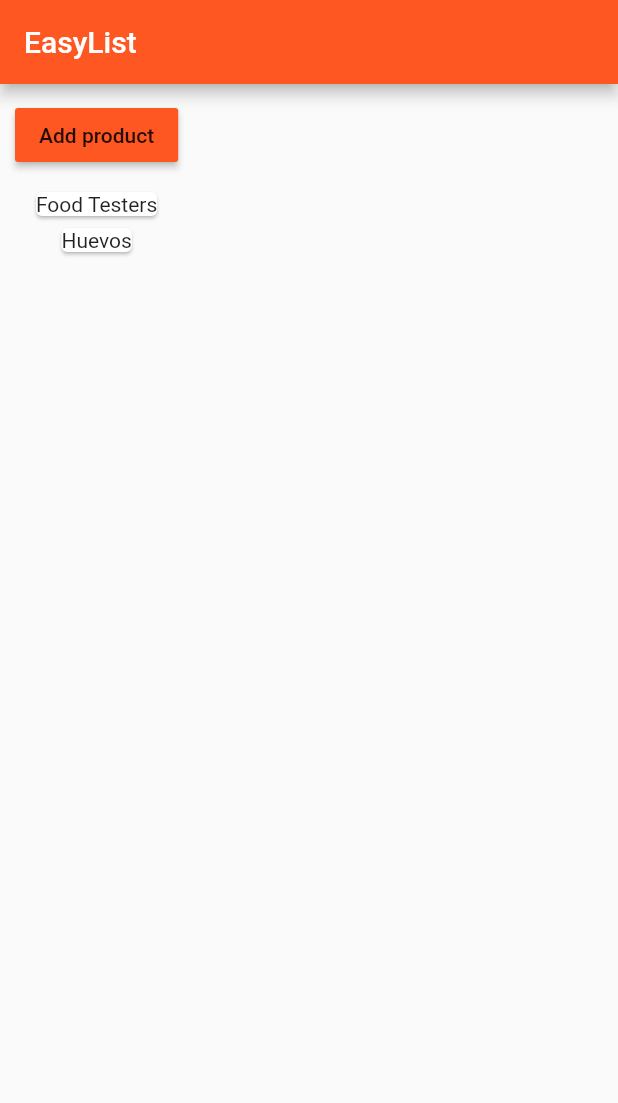
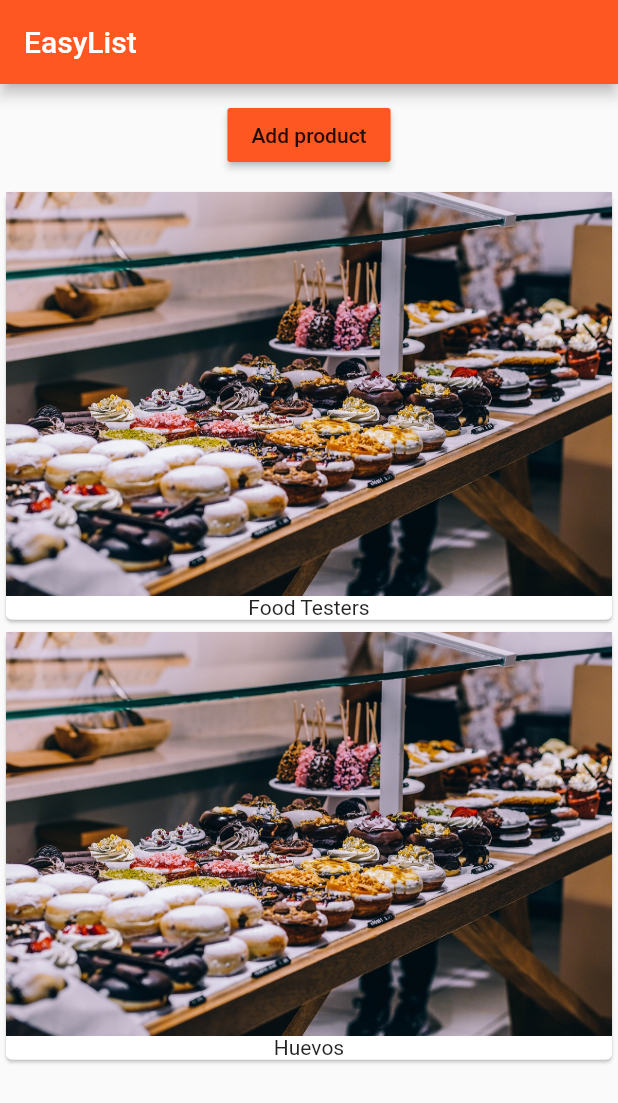
Before and after one commit to oscarlolero/ecmex-mobile-app, a Flutter app: the screen it shows after launch, after a tap on "Add product", on a phone screen of 412 x 824 dp. Shown: the top 1103 px of the screen. Run offline on Flutter 3.47's test engine with Material 2 defaults, Android fonts, the phone set to English and light mode, and no system bars.

```diff
--- a/lib/main.dart
+++ b/lib/main.dart
@@ -1,9 +1,13 @@
 import 'package:flutter/material.dart';
+//import 'package:flutter/rendering.dart';
 
 import './product_manager.dart';
 
 //shortcut: void main() => runApp(MyApp());
 void main() {
+//  debugPaintSizeEnabled = true;
+//  debugPaintBaselinesEnabled = true;
+//  debugPaintPointersEnabled = true;
   runApp(MyApp());
 }
 
@@ -13,6 +17,7 @@ class MyApp extends StatelessWidget {
     //se ejecutara cada vez que _products cambie
     print('MyApp build');
     return MaterialApp(
+//      debugShowMaterialGrid: true,
       theme: ThemeData(
 //        brightness: Brightness.light,
         primarySwatch: Colors.deepOrange,
--- a/lib/product_control.dart
+++ b/lib/product_control.dart
@@ -2,7 +2,6 @@ import 'package:flutter/material.dart';
 
 class ProductControl extends StatelessWidget {
   final Function addProduct; //store reference of a func
-
 
   ProductControl(this.addProduct);
 
--- a/lib/product_manager.dart
+++ b/lib/product_manager.dart
@@ -21,7 +21,8 @@ class ProductManager extends StatefulWidget {
 
 class _ProductManagerState extends State<ProductManager> {
   //aqui se pueden manejar datos internos
-  final List<String> _products = []; //array igual que js, no se podria hacer _products = ['asdas'] pero si metodos como add, si no se usa const para que ni el add te deje
+  final List<String> _products =
+      []; //array igual que js, no se podria hacer _products = ['asdas'] pero si metodos como add, si no se usa const para que ni el add te deje
   //con static seria  final List<String> _products = const [];
   @override
   void initState() {
@@ -38,9 +39,9 @@ class _ProductManagerState extends State<ProductManager> {
     super.didUpdateWidget(oldWidget);
   }
 
-  void _addProduct(String product) {
+  void _addProduct(String productName) {
     setState(() {
-      _products.add(product);
+      _products.add(productName);
     });
   }
 
@@ -49,10 +50,8 @@ class _ProductManagerState extends State<ProductManager> {
     print('ProductManager State  build');
     return Column(children: <Widget>[
       Container(
-        margin: EdgeInsets.all(10.0),
-        child: ProductControl(_addProduct)
-      ),
-      Products(_products)
+          margin: EdgeInsets.all(10.0), child: ProductControl(_addProduct)),
+      Expanded(child: Products(_products))
     ]);
   }
 }
--- a/lib/products.dart
+++ b/lib/products.dart
@@ -10,14 +10,14 @@ class Products extends StatelessWidget {
   @override
   Widget build(BuildContext context) {
     print('Products Widged build');
-    return  Column(
+    return ListView(
       children: products
           .map(
             (element) => Card(
           child: Column(
             children: <Widget>[
               //array de widgets
-//              Image.asset('assets/food.jpg'),
+              Image.asset('assets/food.jpg'),
               Text(element)
             ],
           ),
```
